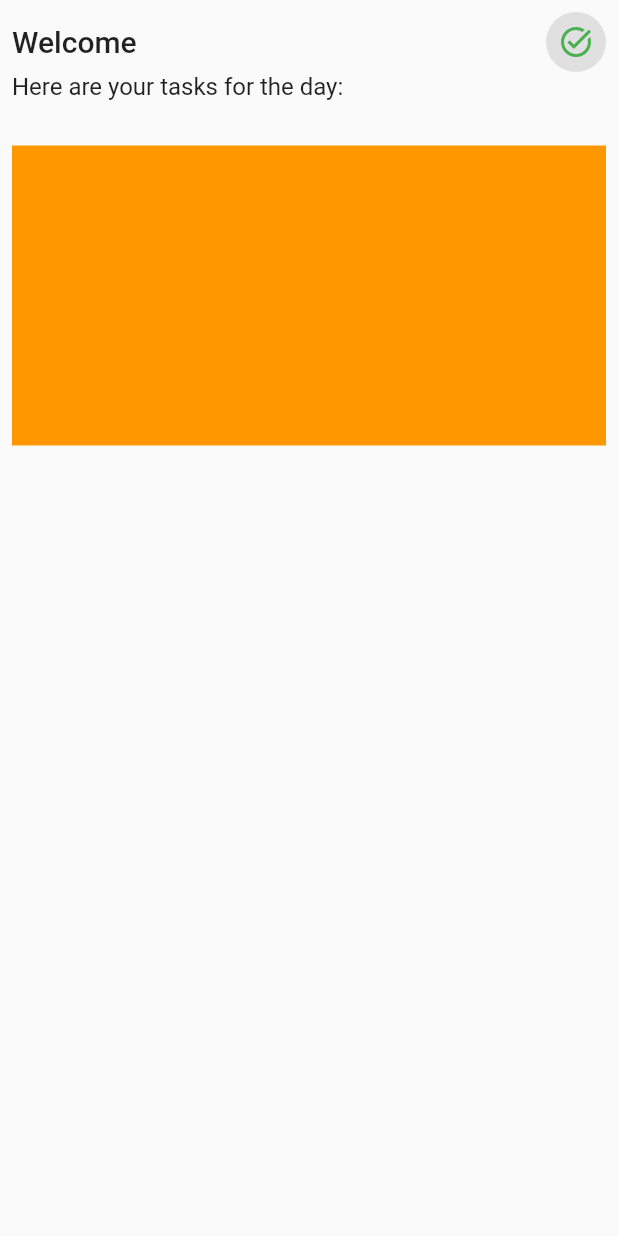
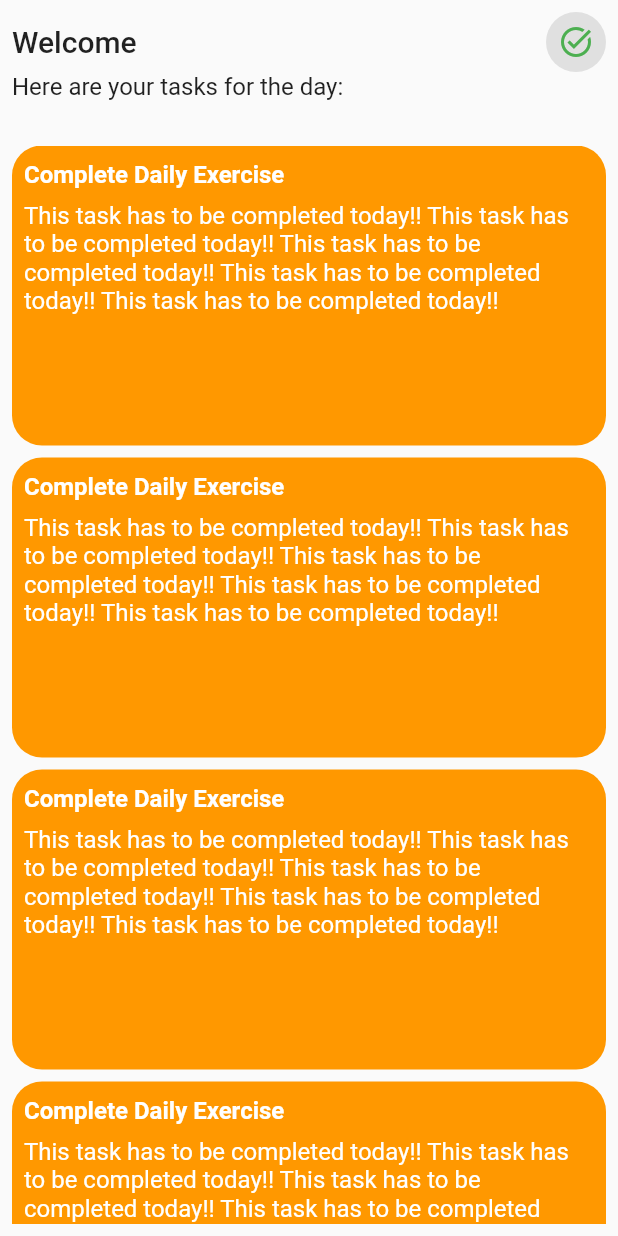
Before and after one commit to ogunkapc/GDSC-TMA, a Flutter app: the HomePage screen opened directly, on a phone screen of 412 x 824 dp. Run offline on Flutter 3.47's test engine with Material 2 defaults, Android fonts, the phone set to English and light mode, and no system bars.

Commit message:
completed task page

```diff
--- a/lib/home_page/home_page.dart
+++ b/lib/home_page/home_page.dart
@@ -1,4 +1,5 @@
 import 'package:flutter/material.dart';
+import 'package:task_management_app/completed_task/completed_task_screen.dart';
 
 class HomePage extends StatefulWidget {
   const HomePage({super.key});
@@ -29,12 +30,16 @@ class _HomePageState extends State<HomePage> {
                   ),
                   CircleAvatar(
                     backgroundColor: Colors.grey.shade300,
-                    child: const Icon(
-                      Icons.task_alt,
+                    child: IconButton(
+                      icon: const Icon(Icons.task_alt),
                       color: Colors.green,
+                      onPressed: () {
+                        Navigator.pushReplacement(context, MaterialPageRoute(builder: (context) {
+                          return const CompletedTaskPage();
+                        }));
+                      },),
                     ),
-                  ),
-                ],
+                  ],
               ),
               const Text(
                 "Here are your tasks for the day: ",
@@ -43,13 +48,40 @@ class _HomePageState extends State<HomePage> {
                 ),
               ),
               const SizedBox(height: 30),
-              Container(
-                height: 200,
-                width: double.infinity,
-                decoration: const BoxDecoration(
-                  color: Colors.orange,
-                ),
-              )
+              Expanded(
+                child: ListView.builder(
+                  itemCount: 10,
+                    itemBuilder: (BuildContext context, int index) {
+                  return Padding(
+                    padding: const EdgeInsets.only(bottom: 8.0),
+                    child: Container(
+                      height: 200,
+                      width: double.infinity,
+                      decoration: BoxDecoration(
+                        color: Colors.orange,
+                        borderRadius: BorderRadius.circular(20.0),
+                      ),
+                      child: Padding(
+                        padding:
+                        const EdgeInsets.only(left: 8.0, top: 10.0, right: 8.0),
+                        child: Column(
+                          crossAxisAlignment: CrossAxisAlignment.start,
+                          children: const [
+                            Text(
+                              "Complete Daily Exercise",
+                              style: TextStyle(
+                                  fontSize: 16, fontWeight: FontWeight.bold, color: Colors.white),
+                            ),
+                            SizedBox(height: 8.0,),
+                            Text("This task has to be completed today!! This task has to be completed today!! This task has to be completed today!! This task has to be completed today!! This task has to be completed today!!", style: TextStyle(fontSize: 16, color: Colors.white),)
+                          ],
+                        ),
+                      ),
+                    ),
+                  );
+                }),
+              ),
+
             ],
           ),
         ),
--- a/lib/main.dart
+++ b/lib/main.dart
@@ -1,5 +1,5 @@
 import 'package:flutter/material.dart';
-import 'package:task_management_app/auth/splash_screen.dart';
+import 'package:task_management_app/onboarding/splash_screen.dart';
 
 void main() {
   runApp(const MyApp());
```
Also changed, not shown: lib/auth/sign_in.dart (+1 -7 lines), lib/auth/sign_up.dart (+34 -8 lines), lib/completed_task/completed_task_screen.dart (added, +91 -0 lines), lib/onboarding/splash_screen.dart (renamed from lib/auth/splash_screen.dart).
